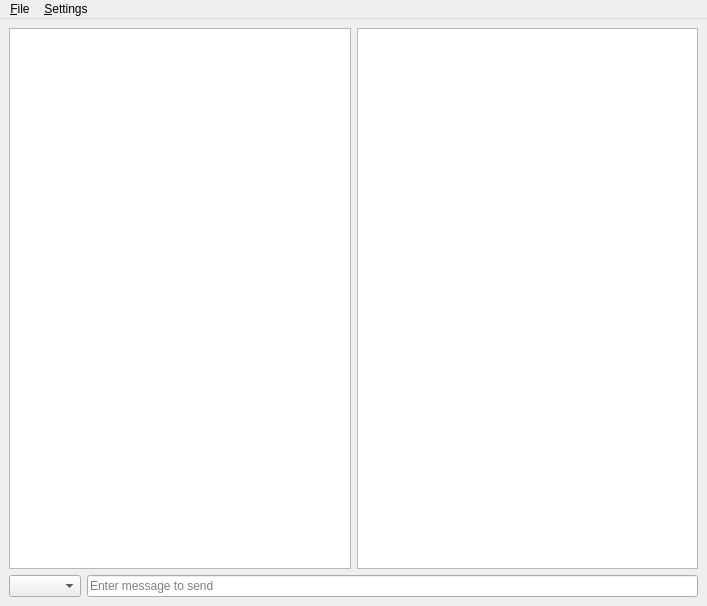
The window that frontend/ui_files/mainwindow.ui (alessacher/htl-tk-chat) describes before a commit, drawn with Qt 5.
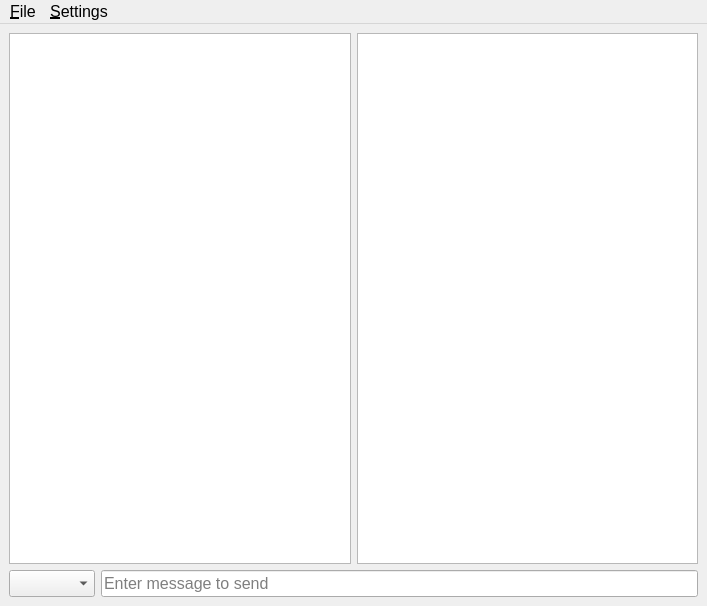
The same window after the commit. Icons and pictures are not drawn.

```diff
--- a/frontend/ui_files/mainwindow.ui
+++ b/frontend/ui_files/mainwindow.ui
@@ -13,6 +13,11 @@
     <height>606</height>
    </rect>
   </property>
+  <property name="font">
+   <font>
+    <pointsize>12</pointsize>
+   </font>
+  </property>
   <property name="windowTitle">
    <string>MainWindow</string>
   </property>
@@ -73,25 +78,29 @@
      </layout>
     </item>
     <item row="0" column="1">
-     <widget class="QListWidget" name="msgList"/>
+     <widget class="QListWidget" name="msgList">
+      <property name="isWrapping" stdset="0">
+       <bool>false</bool>
+      </property>
+      <property name="wordWrap">
+       <bool>true</bool>
+      </property>
+     </widget>
     </item>
     <item row="0" column="0">
      <widget class="QTableWidget" name="chatList">
-      <property name="minimumSize">
-       <size>
-        <width>301</width>
-        <height>521</height>
-       </size>
+      <property name="sizeAdjustPolicy">
+       <enum>QAbstractScrollArea::AdjustToContents</enum>
       </property>
       <property name="defaultDropAction">
        <enum>Qt::LinkAction</enum>
       </property>
-      <property name="alternatingRowColors">
-       <bool>false</bool>
+      <property name="textElideMode">
+       <enum>Qt::ElideNone</enum>
       </property>
-      <property name="sortingEnabled">
+      <attribute name="horizontalHeaderCascadingSectionResizes">
        <bool>true</bool>
-      </property>
+      </attribute>
      </widget>
     </item>
    </layout>
@@ -102,7 +111,7 @@
      <x>0</x>
      <y>0</y>
      <width>707</width>
-     <height>30</height>
+     <height>35</height>
     </rect>
    </property>
    <widget class="QMenu" name="menuFile">
```
Left out of the diff: 4 changed lines with no effect on the pictures.
